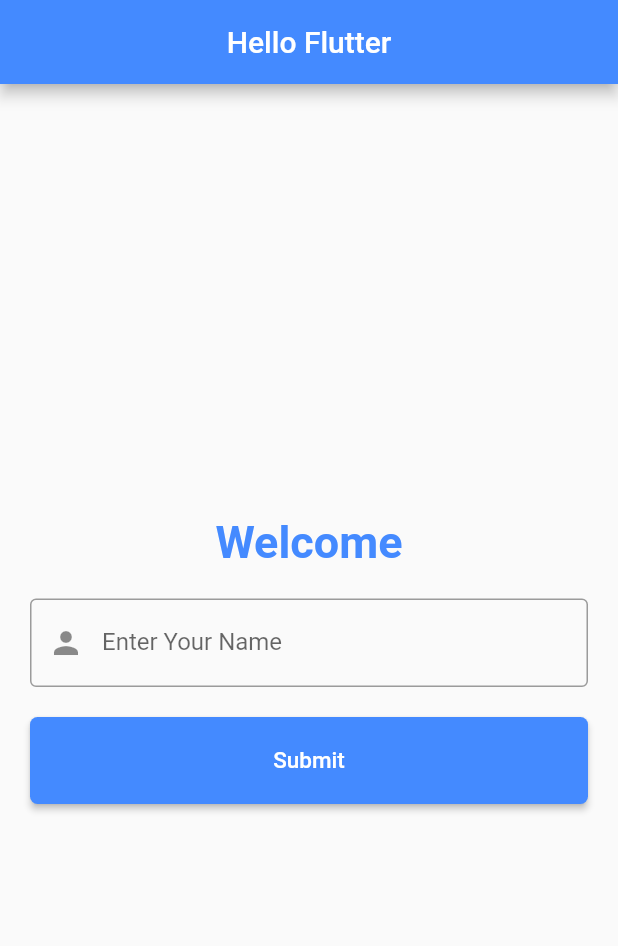
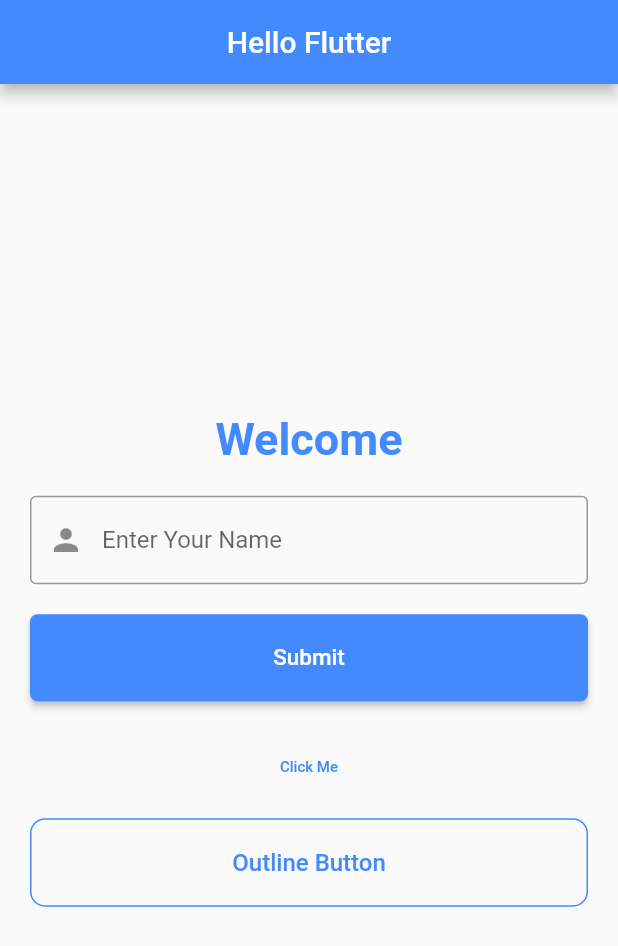
Before and after one commit to SalehAkramSifat/Flutter-Widget, a Flutter app: the screen it shows after launch, on a phone screen of 412 x 824 dp. Shown: the top 946 px of the screen. Run offline on Flutter 3.47's test engine with Material 2 defaults, Android fonts, the phone set to English and light mode, and no system bars.

Commit message:
Initial Commit

```diff
--- a/lib/main.dart
+++ b/lib/main.dart
@@ -27,7 +27,11 @@ class HomeActivity extends StatelessWidget{
         TextField(decoration: InputDecoration(labelText: "Enter Your Name", border: OutlineInputBorder(),prefixIcon: Icon(Icons.person),),),
         SizedBox(height: 20),
 
-        ElevatedButton(onPressed:(){print("ElevatedButton Clicked");}, style: ElevatedButton.styleFrom(backgroundColor: Colors.blueAccent, padding: EdgeInsets.symmetric(vertical: 20), shape: RoundedRectangleBorder(borderRadius: BorderRadius.circular(5),),), child:Text("Submit", style: TextStyle(fontSize: 15),) )
+        ElevatedButton(onPressed:(){print("ElevatedButton Clicked");}, style: ElevatedButton.styleFrom(backgroundColor: Colors.blueAccent, padding: EdgeInsets.symmetric(vertical: 20), shape: RoundedRectangleBorder(borderRadius: BorderRadius.circular(5),),), child:Text("Submit", style: TextStyle(fontSize: 15, color: Colors.white),), ), SizedBox(height: 20),
+
+        TextButton(onPressed:(){print('You Clicked OutLine Button');}, child:Text("Click Me", style: TextStyle(fontSize: 10, color: Colors.blueAccent), ), ), SizedBox(height: 10),
+
+        OutlinedButton(onPressed:(){}, style: OutlinedButton.styleFrom(padding: EdgeInsets.symmetric(vertical: 20), side: BorderSide(color: Colors.blueAccent), shape: RoundedRectangleBorder(borderRadius: BorderRadius.circular(10),),), child: Text("Outline Button", style: TextStyle(fontSize: 16, color: Colors.blueAccent),),)
       ],),),
     );
   }}
```
